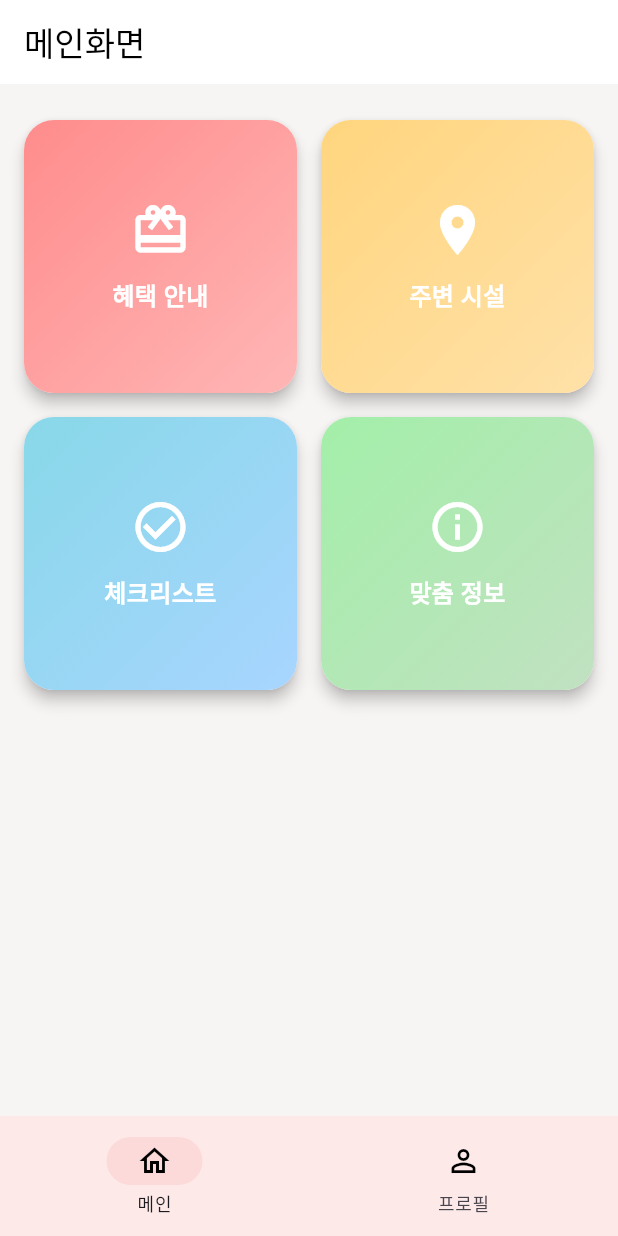
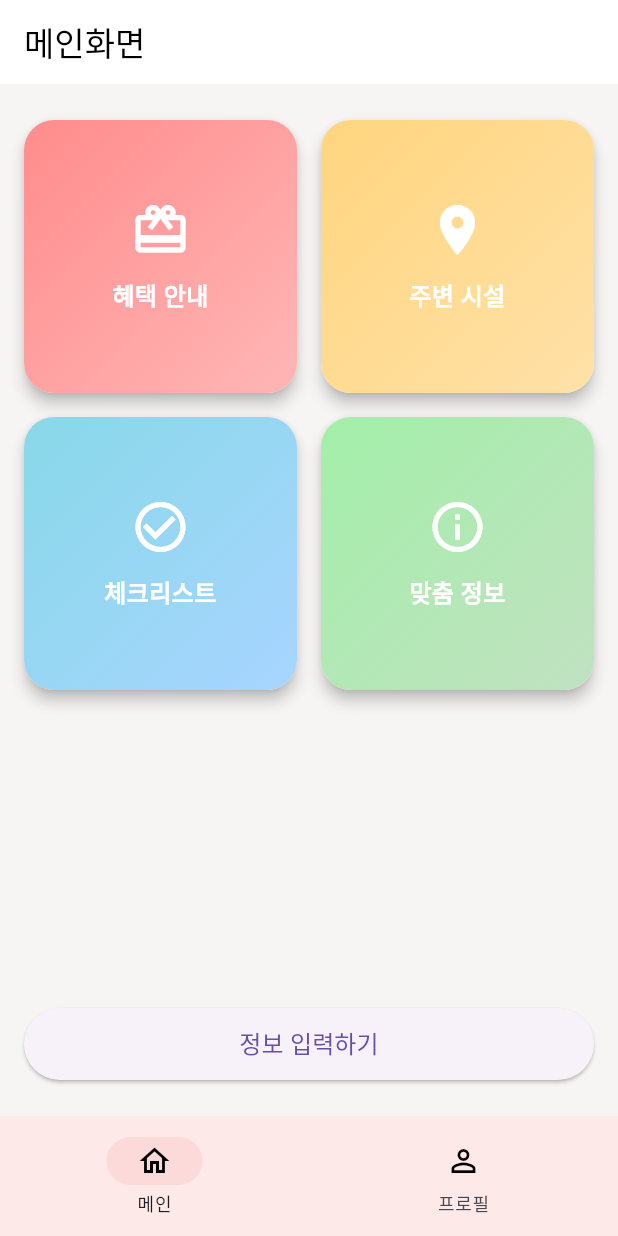
Before and after one commit to KimDaegun00/capstone01, a Flutter app: the screen it shows after launch, on a phone screen of 412 x 824 dp. Run offline on Flutter 3.47's test engine with Material 3 defaults, Android fonts, the phone set to English and light mode, and no system bars.

Commit message:
메인 정보 입력창 1.0
메인 정보 입력창 초기

```diff
--- a/lib/nav_screens/main_screen.dart
+++ b/lib/nav_screens/main_screen.dart
@@ -7,6 +7,8 @@ import 'package:capstone/detail_screens/benefit_screen.dart';
 import 'package:capstone/detail_screens/checklist_screen.dart';
 import 'package:capstone/detail_screens/info_screen.dart';
 import 'package:capstone/detail_screens/nearby_screen.dart';
+import 'package:capstone/nav_screens/InfoInputMainScreen.dart';
+
 
 void main() => runApp(MyApp());
 
@@ -99,6 +101,9 @@ class MainGridMenu extends StatelessWidget {
   Widget build(BuildContext context) {
     return Padding(
       padding: const EdgeInsets.symmetric(horizontal: 16, vertical: 24),
+      child: Column(
+        children: [
+          Expanded(
             child: GridView.count(
               crossAxisCount: 2,
               crossAxisSpacing: 16,
@@ -106,8 +111,30 @@ class MainGridMenu extends StatelessWidget {
               childAspectRatio: 1,
               children: items.map((item) => _buildGridItem(item, context)).toList(),
             ),
+          ),
+          SizedBox(height: 16),
+          SizedBox(
+            width: double.infinity,  // 가로 꽉 채우기
+            height: 48,
+            child: ElevatedButton(
+              onPressed: () {
+                // 버튼 눌렀을 때 동작
+                Navigator.push(
+                  context,
+                  MaterialPageRoute(builder: (context) => InfoInputMainScreen()),
+                );
+              },
+              child: Text(
+                '정보 입력하기',
+                style: TextStyle(fontSize: 16),
+              ),
+            ),
+          ),
+        ],
+      ),
     );
   }
+
 
   Widget _buildGridItem(MenuItem item, BuildContext context) {
     return Material(
--- a/pubspec.yaml
+++ b/pubspec.yaml
@@ -30,6 +30,8 @@ environment:
 dependencies:
   flutter:
     sdk: flutter
+
+
 
   # The following adds the Cupertino Icons font to your application.
   # Use with the CupertinoIcons class for iOS style icons.
```
Also changed, not shown: lib/nav_screens/InfoInputMainScreen.dart (added, +81 -0 lines). Lines whose indentation alone changed are shown as unchanged.
